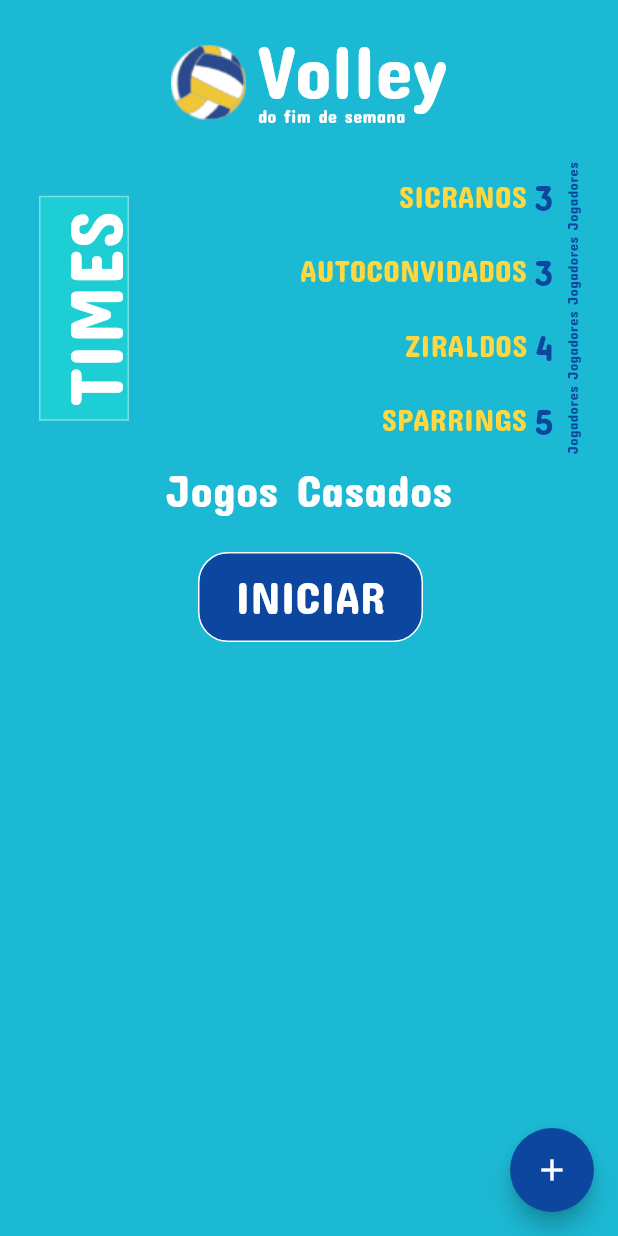
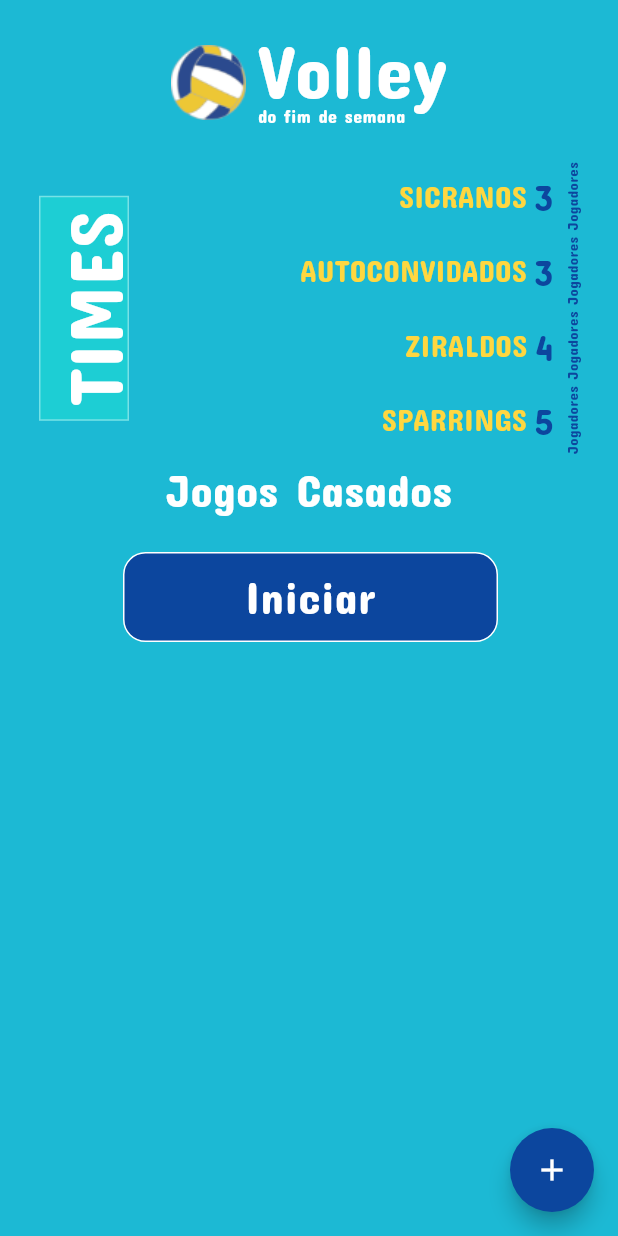
Before and after one commit to mariaritalustosa/TP1-App-Volei, a Flutter app: the screen it shows after launch, on a phone screen of 412 x 824 dp. Run offline on Flutter 3.47's test engine with Material 3 defaults, Android fonts, the phone set to English and light mode, and no system bars.

Commit message:
implementação do botão 'PlacarGeral' na página de Placar Geral, com iteração para passar para a página FimDeSet, essa também implementada, com o background.color definido

```diff
--- a/lib/main.dart
+++ b/lib/main.dart
@@ -204,21 +204,20 @@ class BotaoIniciar extends StatelessWidget{
         (context) => PlacarGeral()),
         );
       },
-
     child: Container(
       margin: EdgeInsets.only(left: 2),
-      width: 150,
+      width: 250,
       height: 60,
       decoration: BoxDecoration(
         color: Color.fromARGB(255, 12, 70, 158),
         border: Border.all(
           color: Color.fromARGB(255, 255, 255, 255),
         ),
-        borderRadius: BorderRadius.circular(20),
+        borderRadius: BorderRadius.circular(15),
       ),
       child: const Center(
         child: Text(
-          'INICIAR',
+          'Iniciar',
           textAlign: TextAlign.center,
           style: TextStyle(
             color: Colors.white,
```
Also changed, not shown: lib/fim_de_set.dart (added, +21 -0 lines), lib/placar_geral.dart (+45 -1 lines).
